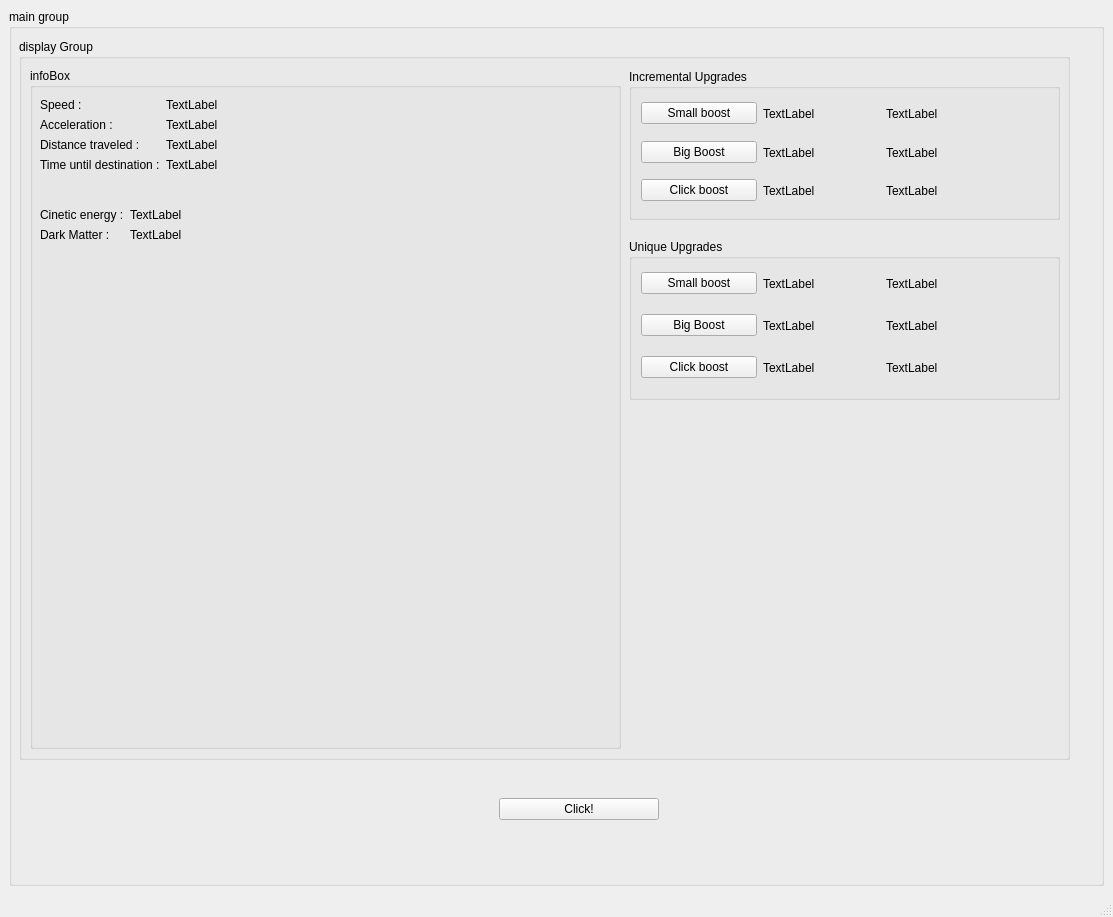
Old version of the form gui/UniverseIdleGUI.ui in the repository cyphics/universe-idle.
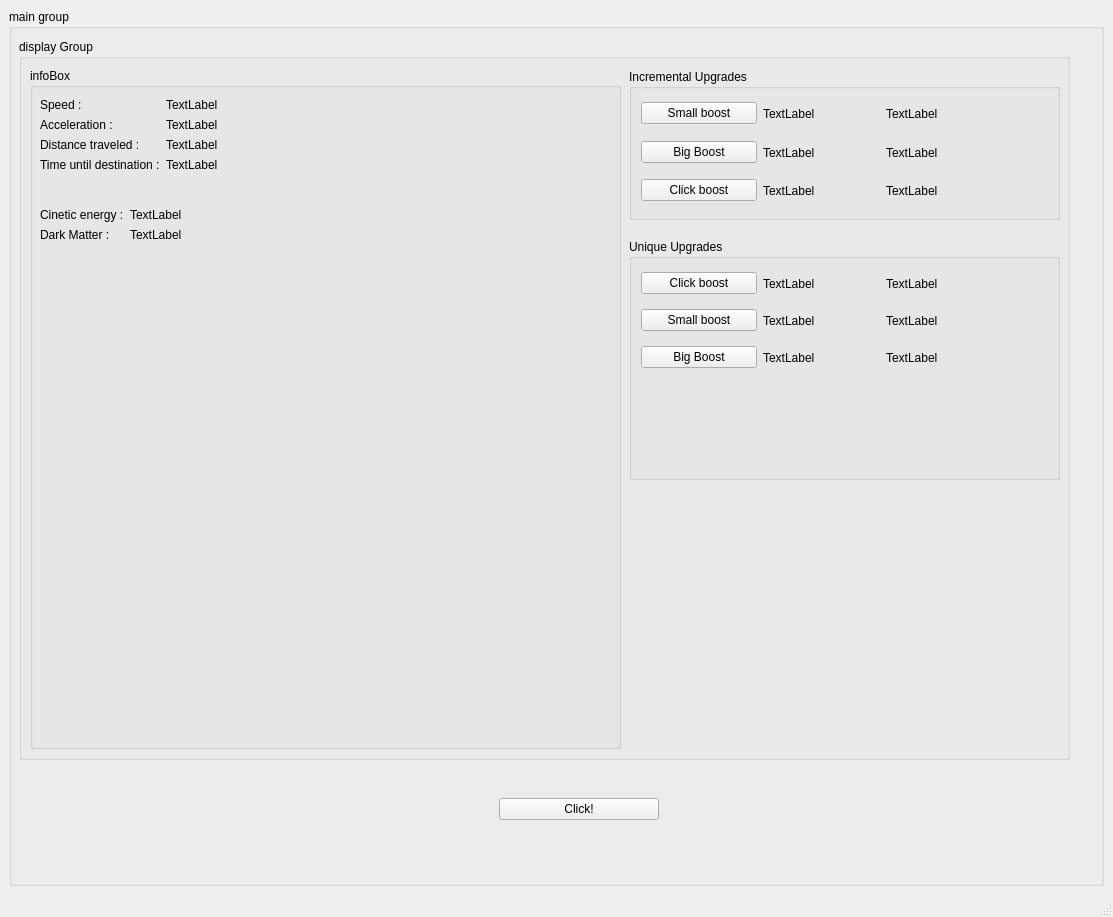
New version of the form.

```diff
--- a/gui/UniverseIdleGUI.ui
+++ b/gui/UniverseIdleGUI.ui
@@ -301,7 +301,7 @@
              <x>610</x>
              <y>200</y>
              <width>431</width>
-             <height>161</height>
+             <height>241</height>
             </rect>
            </property>
            <layout class="QVBoxLayout" name="unique_upgrades_layout">
@@ -311,8 +311,61 @@
                <string>Unique Upgrades</string>
               </property>
               <layout class="QVBoxLayout" name="verticalLayout_3">
+               <item>
+                <layout class="QVBoxLayout" name="verticalLayout_2">
+                 <item>
+                  <widget class="QWidget" name="unique_upgrade_3_widget" native="true">
+                   <property name="minimumSize">
+                    <size>
+                     <width>361</width>
+                     <height>31</height>
+                    </size>
+                   </property>
+                   <widget class="QWidget" name="horizontalLayoutWidget_6">
+                    <property name="geometry">
+                     <rect>
+                      <x>0</x>
+                      <y>0</y>
+                      <width>361</width>
+                      <height>31</height>
+                     </rect>
+                    </property>
+                    <layout class="QHBoxLayout" name="unique_upgrade_3_layout">
+                     <item>
+                      <widget class="QPushButton" name="unique_upgrade_3_button">
+                       <property name="text">
+                        <string>Click boost</string>
+                       </property>
+                      </widget>
+                     </item>
+                     <item>
+                      <widget class="QLabel" name="unique_upgrade_3_remaining_time">
+                       <property name="text">
+                        <string>TextLabel</string>
+                       </property>
+                      </widget>
+                     </item>
+                     <item>
+                      <widget class="QLabel" name="unique_upgrade_3_price">
+                       <property name="text">
+                        <string>TextLabel</string>
+                       </property>
+                      </widget>
+                     </item>
+                    </layout>
+                   </widget>
+                  </widget>
+                 </item>
+                </layout>
+               </item>
                <item>
                 <widget class="QWidget" name="unique_upgrade_1_widget" native="true">
+                 <property name="minimumSize">
+                  <size>
+                   <width>361</width>
+                   <height>31</height>
+                  </size>
+                 </property>
                  <widget class="QWidget" name="horizontalLayoutWidget_4">
                   <property name="geometry">
                    <rect>
@@ -350,6 +403,12 @@
                </item>
                <item>
                 <widget class="QWidget" name="unique_upgrade_2_widget" native="true">
+                 <property name="minimumSize">
+                  <size>
+                   <width>361</width>
+                   <height>31</height>
+                  </size>
+                 </property>
                  <widget class="QWidget" name="horizontalLayoutWidget_5">
                   <property name="geometry">
                    <rect>
@@ -386,41 +445,17 @@
                 </widget>
                </item>
                <item>
-                <widget class="QWidget" name="unique_upgrade_3_widget" native="true">
-                 <widget class="QWidget" name="horizontalLayoutWidget_6">
-                  <property name="geometry">
-                   <rect>
-                    <x>0</x>
-                    <y>0</y>
-                    <width>361</width>
-                    <height>31</height>
-                   </rect>
-                  </property>
-                  <layout class="QHBoxLayout" name="unique_upgrade_3_layout">
-                   <item>
-                    <widget class="QPushButton" name="unique_upgrade_3_button">
-                     <property name="text">
-                      <string>Click boost</string>
-                     </property>
-                    </widget>
-                   </item>
-                   <item>
-                    <widget class="QLabel" name="unique_upgrade_3_remaining_time">
-                     <property name="text">
-                      <string>TextLabel</string>
-                     </property>
-                    </widget>
-                   </item>
-                   <item>
-                    <widget class="QLabel" name="unique_upgrade_3_price">
-                     <property name="text">
-                      <string>TextLabel</string>
-                     </property>
-                    </widget>
-                   </item>
-                  </layout>
-                 </widget>
-                </widget>
+                <spacer name="verticalSpacer">
+                 <property name="orientation">
+                  <enum>Qt::Vertical</enum>
+                 </property>
+                 <property name="sizeHint" stdset="0">
+                  <size>
+                   <width>20</width>
+                   <height>40</height>
+                  </size>
+                 </property>
+                </spacer>
                </item>
               </layout>
              </widget>
```
